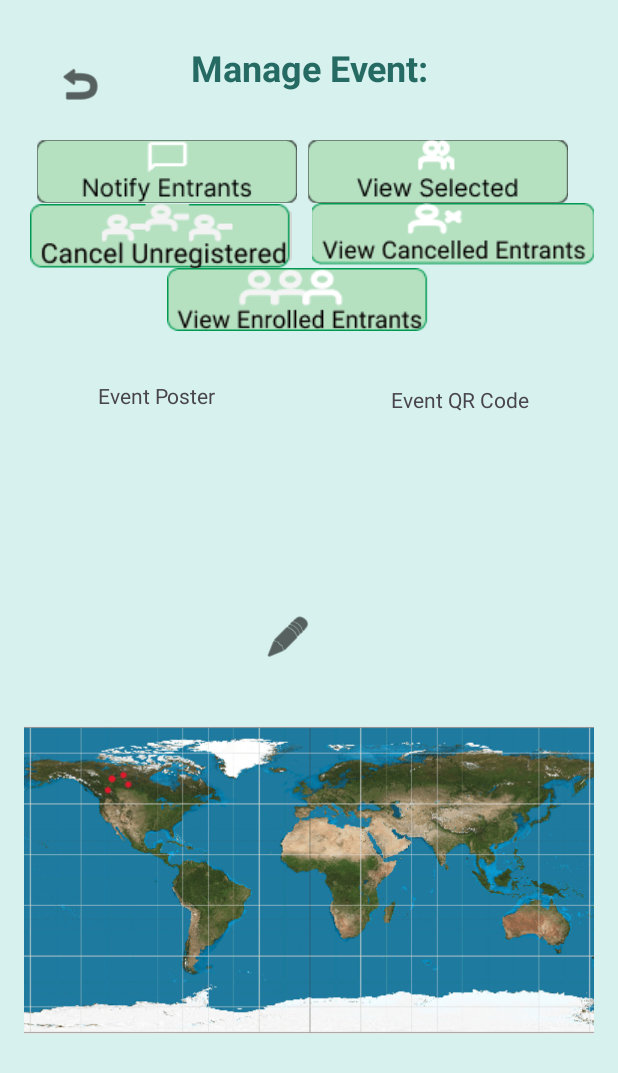
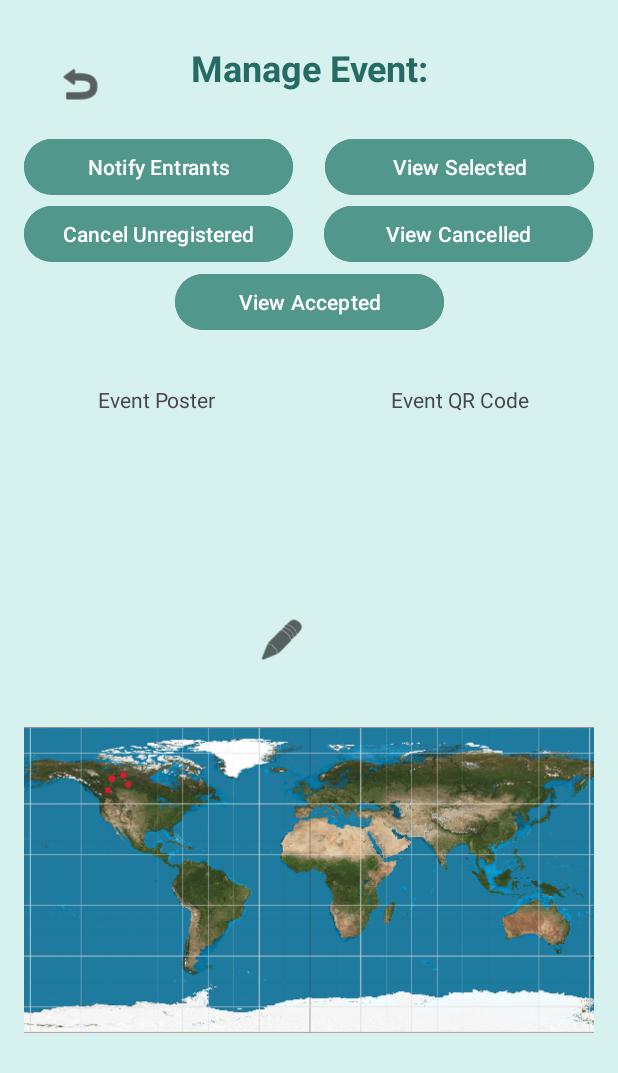
Before and after one commit to CMPUT301F24dreams/dreams-Athena, an Android app: the fragment ManageEvent shown on its own in the app's theme, on a phone screen of 412 x 824 dp. Shown: the top 1073 px of the screen. Run offline under Robolectric (Android 15) with nearby library versions, the phone set to English and light mode, and no system bars; our stand-ins replace Firebase (no records; nobody signed in at launch, a user with empty details on screens opened directly); Roboto replaces fonts that are not available here; 2 statements that could not run were skipped.

Commit message:
made ui nicer

```diff
--- a/Athena/app/src/main/java/com/example/athena/EntrantAndOrganizerFragments/ManageEvent.java
+++ b/Athena/app/src/main/java/com/example/athena/EntrantAndOrganizerFragments/ManageEvent.java
@@ -17,6 +17,7 @@ import android.util.Log;
 import android.view.LayoutInflater;
 import android.view.View;
 import android.view.ViewGroup;
+import android.widget.Button;
 import android.widget.ImageButton;
 import android.widget.ImageView;
 import android.widget.Toast;
@@ -192,10 +193,10 @@ public class ManageEvent extends Fragment implements OrgChooseNumDialog.numOfEnt
 
 
         //this is temp
-        ImageButton notifyEntrants = view.findViewById(R.id.notify_entrants_button);
-        ImageButton viewInvited = view.findViewById(R.id.view_selected_entrants);
-        ImageButton viewCanclled = view.findViewById(R.id.viewCanclledBtn);
-        ImageButton viewAccepted = view.findViewById(R.id.viewAcceptedBtn);
+        Button notifyEntrants = view.findViewById(R.id.notify_entrants_button);
+        Button viewInvited = view.findViewById(R.id.view_selected_entrants);
+        Button viewCanclled = view.findViewById(R.id.viewCanclledBtn);
+        Button viewAccepted = view.findViewById(R.id.viewAcceptedBtn);
         ImageButton backButton = view.findViewById(R.id.organizer_return_btn);
         ImageButton editEventPicture = view.findViewById(R.id.editEventPicture);
 
--- a/Athena/app/src/main/res/layout/event_details.xml
+++ b/Athena/app/src/main/res/layout/event_details.xml
@@ -117,6 +117,7 @@
                 android:layout_height="76dp"
                 android:text="Leave waitlist"
                 android:textSize="22sp"
+                android:backgroundTint="@color/positive_button_color"
                 app:layout_constraintEnd_toEndOf="parent"
                 app:layout_constraintStart_toStartOf="parent"
                 app:layout_constraintTop_toTopOf="parent" />
--- a/Athena/app/src/main/res/layout/manage_event_page.xml
+++ b/Athena/app/src/main/res/layout/manage_event_page.xml
@@ -17,7 +17,7 @@
             android:layout_width="146dp"
             android:layout_height="111dp"
             android:layout_marginTop="272dp"
-            android:layout_marginEnd="16dp"
+            android:layout_marginEnd="20dp"
             app:layout_constraintEnd_toEndOf="parent"
             app:layout_constraintTop_toTopOf="parent" />
 
@@ -25,12 +25,12 @@
             android:id="@+id/editEventPicture"
             android:layout_width="wrap_content"
             android:layout_height="wrap_content"
-            android:layout_marginStart="160dp"
+            android:layout_marginStart="156dp"
             android:background="@null"
             app:layout_constraintBottom_toBottomOf="parent"
             app:layout_constraintStart_toStartOf="parent"
             app:layout_constraintTop_toTopOf="parent"
-            app:layout_constraintVertical_bias="0.56"
+            app:layout_constraintVertical_bias="0.563"
             app:srcCompat="@android:drawable/ic_menu_edit"
             app:tint="@color/black" />
 
@@ -46,31 +46,31 @@
             app:srcCompat="@android:drawable/ic_menu_revert"
             app:tint="@color/black" />
 
-        <ImageButton
+        <Button
             android:id="@+id/notify_entrants_button"
-            android:layout_width="173dp"
-            android:layout_height="42dp"
-            android:backgroundTint="@color/mainBackground"
-            android:src="@drawable/notify_entrants"
+            android:layout_width="179dp"
+            android:layout_height="45dp"
+            android:backgroundTint="@color/positive_button_color"
+            android:text="Notify Entrants"
             app:layout_constraintBottom_toBottomOf="parent"
             app:layout_constraintEnd_toEndOf="parent"
-            app:layout_constraintHorizontal_bias="0.043"
+            app:layout_constraintHorizontal_bias="0.0"
             app:layout_constraintStart_toStartOf="parent"
             app:layout_constraintTop_toTopOf="parent"
-            app:layout_constraintVertical_bias="0.112" />
+            app:layout_constraintVertical_bias="0.106" />
 
-        <ImageButton
+        <Button
             android:id="@+id/view_selected_entrants"
-            android:layout_width="173dp"
-            android:layout_height="42dp"
-            android:backgroundTint="@color/mainBackground"
-            android:src="@drawable/view_selected_entrants_button"
+            android:layout_width="179dp"
+            android:layout_height="45dp"
+            android:backgroundTint="@color/positive_button_color"
+            android:text="View Selected"
             app:layout_constraintBottom_toBottomOf="parent"
             app:layout_constraintEnd_toEndOf="parent"
-            app:layout_constraintHorizontal_bias="0.917"
+            app:layout_constraintHorizontal_bias="1.0"
             app:layout_constraintStart_toStartOf="parent"
             app:layout_constraintTop_toTopOf="parent"
-            app:layout_constraintVertical_bias="0.112" />
+            app:layout_constraintVertical_bias="0.106" />
 
         <TextView
             android:id="@+id/textView6"
@@ -90,42 +90,42 @@
 
         <!-- Add map image at the bottom -->
 
-        <ImageButton
+        <Button
             android:id="@+id/viewCanclledBtn"
-            android:layout_width="194dp"
-            android:layout_height="43dp"
-            android:layout_marginStart="192dp"
-            android:backgroundTint="@color/mainBackground"
-            android:src="@drawable/view_cancelled_entrants"
+            android:layout_width="179dp"
+            android:layout_height="45dp"
+            android:layout_marginStart="200dp"
+            android:backgroundTint="@color/positive_button_color"
+            android:text="View Cancelled"
             app:layout_constraintBottom_toBottomOf="parent"
             app:layout_constraintStart_toStartOf="parent"
             app:layout_constraintTop_toTopOf="parent"
-            app:layout_constraintVertical_bias="0.172" />
+            app:layout_constraintVertical_bias="0.171" />
 
-        <ImageButton
+        <Button
             android:id="@+id/imageButton15"
             android:layout_width="179dp"
             android:layout_height="45dp"
-            android:src="@drawable/cancelled_unregistered_entrants"
+            android:backgroundTint="@color/positive_button_color"
+            android:text="Cancel Unregistered"
             app:layout_constraintBottom_toBottomOf="parent"
             app:layout_constraintEnd_toEndOf="parent"
-            app:layout_constraintHorizontal_bias="0.015"
+            app:layout_constraintHorizontal_bias="0.0"
             app:layout_constraintStart_toStartOf="parent"
             app:layout_constraintTop_toTopOf="parent"
-            app:layout_constraintVertical_bias="0.172" />
+            app:layout_constraintVertical_bias="0.171" />
 
-        <ImageButton
+        <Button
             android:id="@+id/viewAcceptedBtn"
-            android:layout_width="194dp"
-            android:layout_height="43dp"
-            android:backgroundTint="@color/mainBackground"
-            android:src="@drawable/view_accepted"
+            android:layout_width="179dp"
+            android:layout_height="45dp"
+            android:backgroundTint="@color/positive_button_color"
+            android:text="View Accepted"
             app:layout_constraintBottom_toBottomOf="parent"
             app:layout_constraintEnd_toEndOf="parent"
-            app:layout_constraintHorizontal_bias="0.497"
             app:layout_constraintStart_toStartOf="parent"
             app:layout_constraintTop_toTopOf="parent"
-            app:layout_constraintVertical_bias="0.235" />
+            app:layout_constraintVertical_bias="0.236" />
 
         <ImageView
             android:id="@+id/EventPicture"
```
